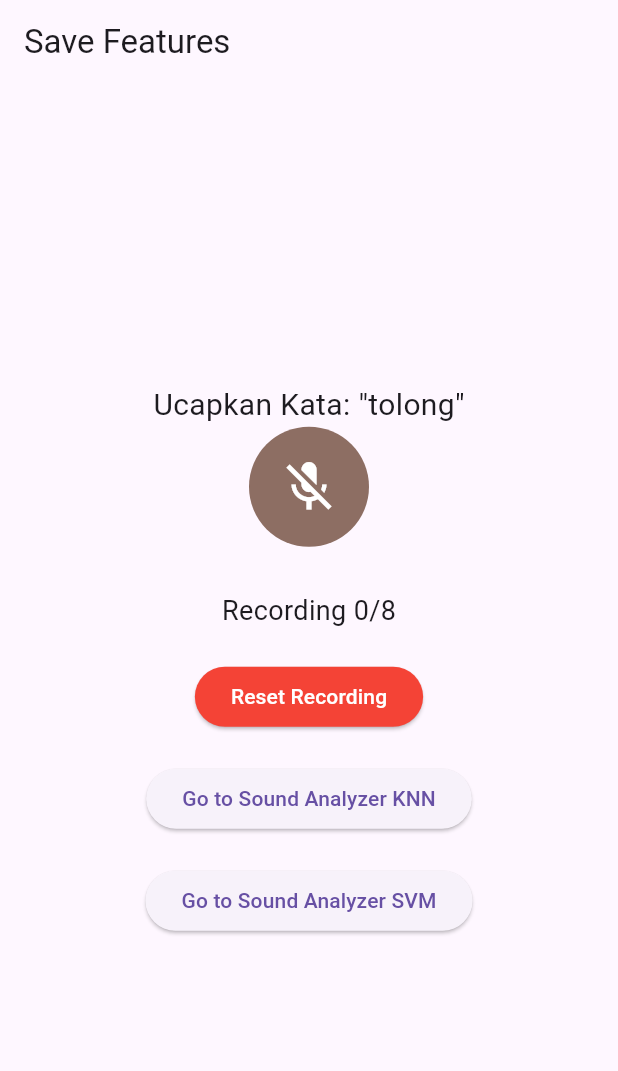
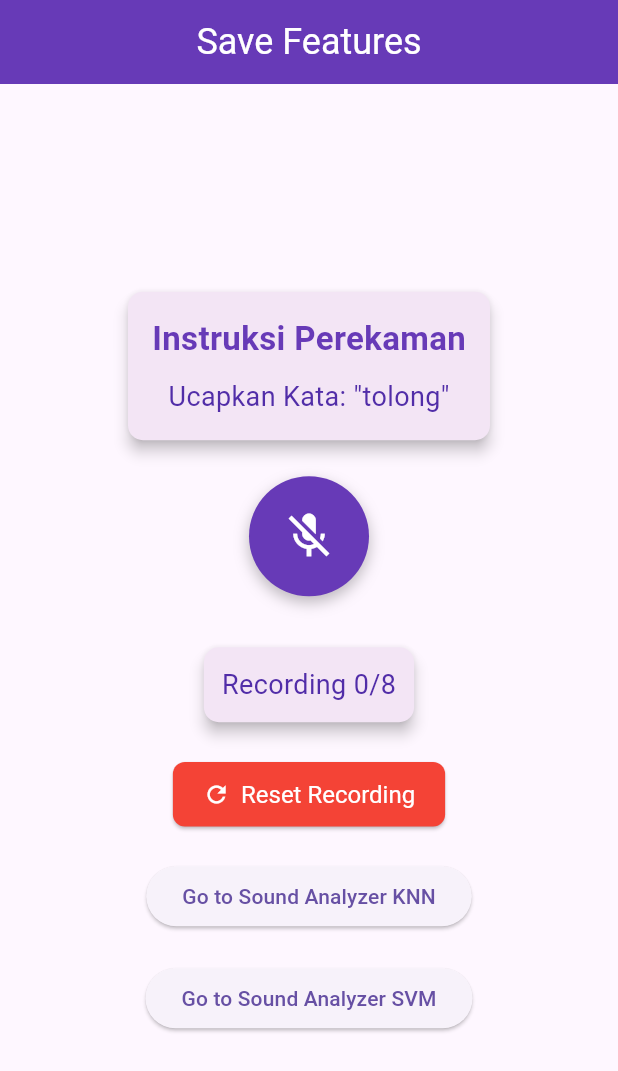
Before and after one commit to mastirt/highlowstt, a Flutter app: the screen it shows after launch, on a phone screen of 412 x 824 dp. Shown: the top 1071 px of the screen. Run offline on Flutter 3.47's test engine with Material 3 defaults, Android fonts, the phone set to English and light mode, and no system bars; our stand-ins replace permission_handler; missing offline and left inert: ffmpeg_kit_flutter, fftea, flutter_sound, google_speech.

Commit message:
Merubah UI record

```diff
--- a/lib/main.dart
+++ b/lib/main.dart
@@ -694,58 +694,108 @@ class _SoundRecorderState extends State<SoundRecorder> {
   Widget build(BuildContext context) {
     return Scaffold(
       appBar: AppBar(
-        title: Text('Save Features'),
+        title: Text('Save Features', style: TextStyle(fontSize: 24, color: Colors.white)),
+        centerTitle: true,
+        backgroundColor: Colors.deepPurple,
       ),
-      body: Center(
+      body: Padding(
+        padding: EdgeInsets.all(20.0),
+        child: Center(
           child: Column(
             mainAxisAlignment: MainAxisAlignment.center,
             children: <Widget>[
-           // Existing Widgets
-            if (recordingCount < keywords.length)
+              // Title and Instructions
+              Card(
+                color: Colors.purple[50],
+                elevation: 4,
+                shape: RoundedRectangleBorder(
+                  borderRadius: BorderRadius.circular(10),
+                ),
+                child: Padding(
+                  padding: EdgeInsets.all(16.0),
+                  child: recordingCount < keywords.length
+                      ? Column(
+                          children: [
+                            Text(
+                              'Instruksi Perekaman',
+                              style: TextStyle(fontSize: 22, fontWeight: FontWeight.bold, color: Colors.deepPurple),
+                            ),
+                            SizedBox(height: 10),
                             Text(
                               'Ucapkan Kata: "${keywords[recordingCount]}"',
-                style: TextStyle(fontSize: 20),
+                              style: TextStyle(fontSize: 18, color: Colors.deepPurple[700]),
+                            ),
+                          ],
                         )
-            else
+                      : Column(
+                          children: [
                             Text(
                               'Record sudah sesuai',
-                style: TextStyle(fontSize: 20, color: Colors.green),
+                              style: TextStyle(fontSize: 22, fontWeight: FontWeight.bold, color: Colors.green[700]),
                             ),
+                            Icon(Icons.check_circle, color: Colors.green, size: 40),
+                          ],
+                        ),
+                ),
+              ),
+              SizedBox(height: 20),
+              // Microphone Button
               GestureDetector(
-              onTap: _isRecording || recordingCount >= 8 ? null : _startRecording,
+                onTap: _isRecording || recordingCount >= keywords.length ? null : _startRecording,
                 child: Container(
                   width: 80,
                   height: 80,
                   decoration: BoxDecoration(
-                  color: _isRecording ? Colors.red : Colors.brown[400],
+                    color: _isRecording ? Colors.red : Colors.deepPurple,
                     shape: BoxShape.circle,
+                    boxShadow: [
+                      BoxShadow(color: Colors.black26, blurRadius: 8, offset: Offset(0, 4)),
+                    ],
                   ),
                   child: Icon(
                     _isRecording ? Icons.mic : Icons.mic_off,
                     color: Colors.white,
-                  size: 40,
+                    size: 36,
                   ),
                 ),
               ),
-            SizedBox(height: 10),
+              SizedBox(height: 15),
+              // Error Message
               if (showError)
                 Text(
                   'Kata tidak sesuai, coba lagi.',
                   style: TextStyle(color: Colors.red, fontSize: 16),
                 ),
-            SizedBox(height: 20),
-            Text(
+              SizedBox(height: 15),
+              // Recording Status
+              Card(
+                color: Colors.purple[50],
+                elevation: 4,
+                shape: RoundedRectangleBorder(
+                  borderRadius: BorderRadius.circular(10),
+                ),
+                child: Padding(
+                  padding: EdgeInsets.all(12.0),
+                  child: Text(
                     'Recording ${recordingCount}/8',
-              style: TextStyle(fontSize: 18),
+                    style: TextStyle(fontSize: 18, color: Colors.deepPurple[700]),
+                  ),
+                ),
               ),
               SizedBox(height: 20),
-            // Tombol Reset
-            ElevatedButton(
+              // Reset Button
+              ElevatedButton.icon(
                 onPressed: _resetRecording,
-              child: Text("Reset Recording"),
+                icon: Icon(Icons.refresh),
+                label: Text("Reset Recording"),
                 style: ElevatedButton.styleFrom(
                   backgroundColor: Colors.red,
                   foregroundColor: Colors.white,
+                  padding: EdgeInsets.symmetric(horizontal: 20, vertical: 12),
+                  textStyle: TextStyle(fontSize: 16),
+                  shape: RoundedRectangleBorder(
+                    borderRadius: BorderRadius.circular(8),
+                  ),
                 ),
               ),
               SizedBox(height: 20),
@@ -772,6 +822,7 @@ class _SoundRecorderState extends State<SoundRecorder> {
             ],
           ),
         ),
+      ),
     );
   }
 }
```
Lines whose indentation alone changed are shown as unchanged.
